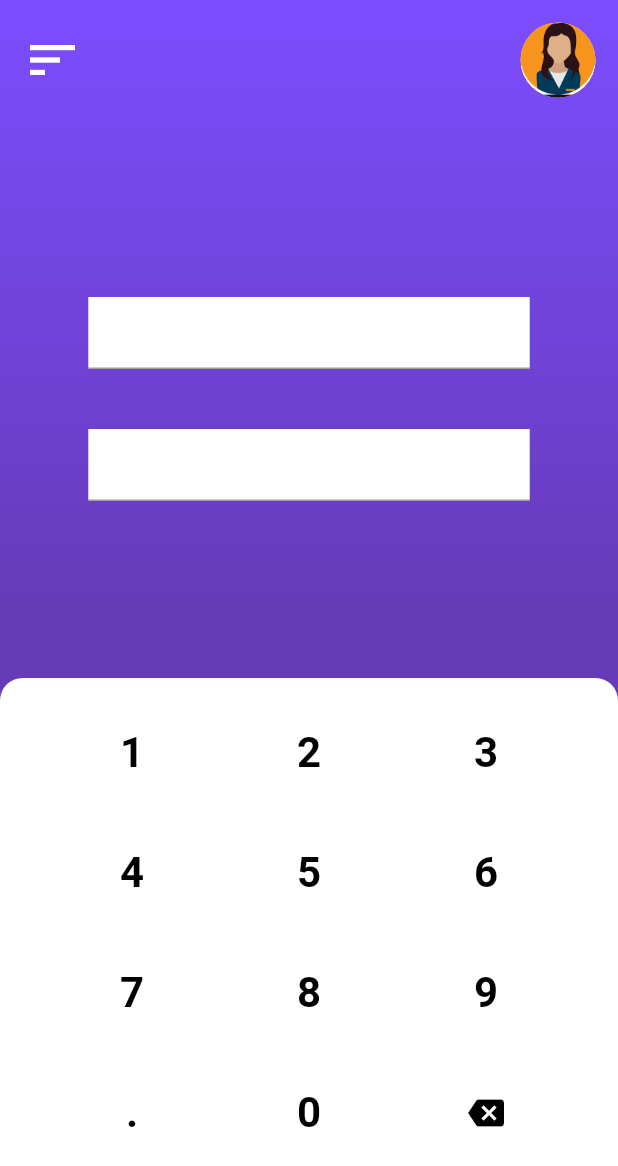
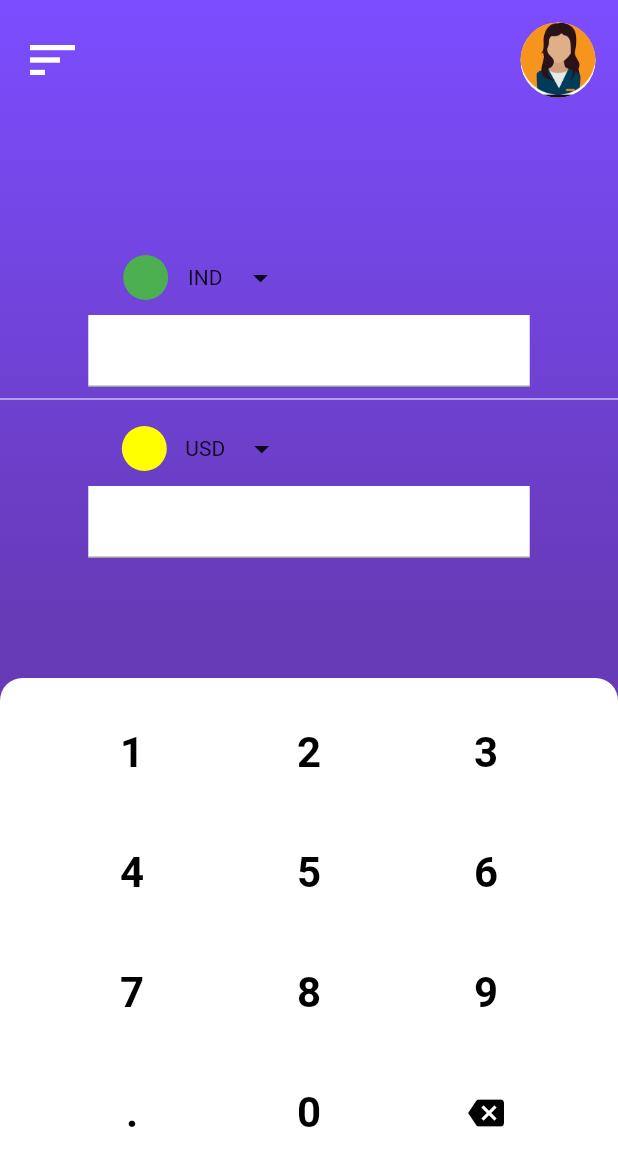
Before and after one commit to Shilpa224/Currency-Converter, a Flutter app: the screen it shows after launch, on a phone screen of 412 x 824 dp. Shown: the top 1166 px of the screen. Run offline on Flutter 3.47's test engine with Material 2 defaults, Android fonts, the phone set to English and light mode, and no system bars.

Commit message:
Minor UI Change

```diff
--- a/lib/screens/otpScreen.dart
+++ b/lib/screens/otpScreen.dart
@@ -1,6 +1,7 @@
 import 'package:flutter/cupertino.dart';
 import 'package:flutter/material.dart';
 import 'package:flutter_project/utils/appBar.dart';
+import 'package:flutter_project/utils/flagAndName.dart';
 import 'package:flutter_project/utils/inputKey.dart';
 import 'package:flutter_project/utils/textField.dart';
 
@@ -46,9 +47,27 @@ class _OtpScreenState extends State<OtpScreen> {
               child: Column(
                 mainAxisSize: MainAxisSize.min,
                 children: [
-                  CurrencyTextField(),
-                  SizedBox(height: 40),
-                  CurrencyTextField(),
+                  Column(
+                    crossAxisAlignment: CrossAxisAlignment.start,
+                    children: [
+                      flagAndCName(cName: "IND", color: Colors.green),
+                      CurrencyTextField(
+                        controller: _upperTextField,
+                      ),
+                    ],
+                  ),
+                  Divider(
+                    color: Colors.white,
+                  ),
+                  Column(
+                    crossAxisAlignment: CrossAxisAlignment.start,
+                    children: [
+                      flagAndCName(cName: "USD", color: Colors.yellowAccent),
+                      CurrencyTextField(
+                        controller: _lowerTextField,
+                      ),
+                    ],
+                  ),
                 ],
               ),
             ),
--- /dev/null
+++ b/lib/utils/flagAndName.dart
@@ -0,0 +1,20 @@
+import 'package:flutter/cupertino.dart';
+import 'package:flutter/material.dart';
+
+Container flagAndCName({@required String cName, @required Color color}) {
+  return Container(
+    padding: EdgeInsets.all(10),
+    width: 150,
+    child: Row(
+      mainAxisAlignment: MainAxisAlignment.spaceEvenly,
+      children: [
+        CircleAvatar(
+          backgroundColor: color,
+          radius: 15,
+        ),
+        Text(cName),
+        Icon(Icons.arrow_drop_down),
+      ],
+    ),
+  );
+}
--- a/lib/utils/textField.dart
+++ b/lib/utils/textField.dart
@@ -1,6 +1,10 @@
 import 'package:flutter/material.dart';
 
 class CurrencyTextField extends StatelessWidget {
+  final TextEditingController controller;
+
+  const CurrencyTextField({Key key, @required this.controller})
+      : super(key: key);
   @override
   Widget build(BuildContext context) {
     var _size = MediaQuery.of(context).size;
```
Also changed, not shown: lib/myClipper.dart (deleted, +0 -19 lines).
